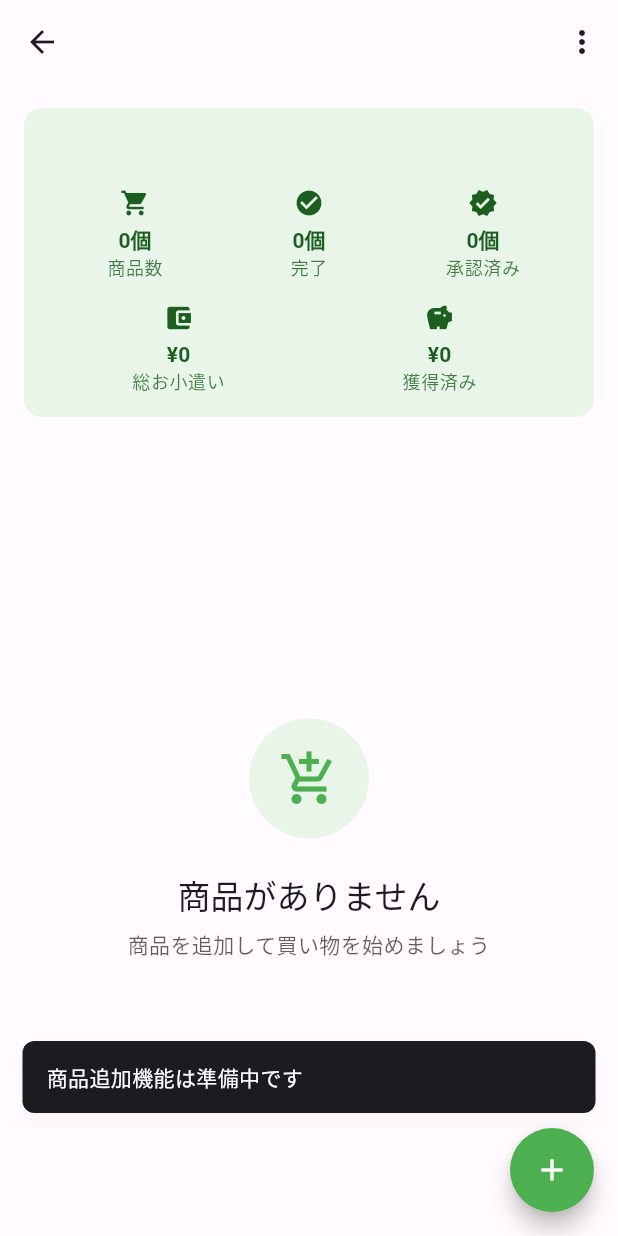
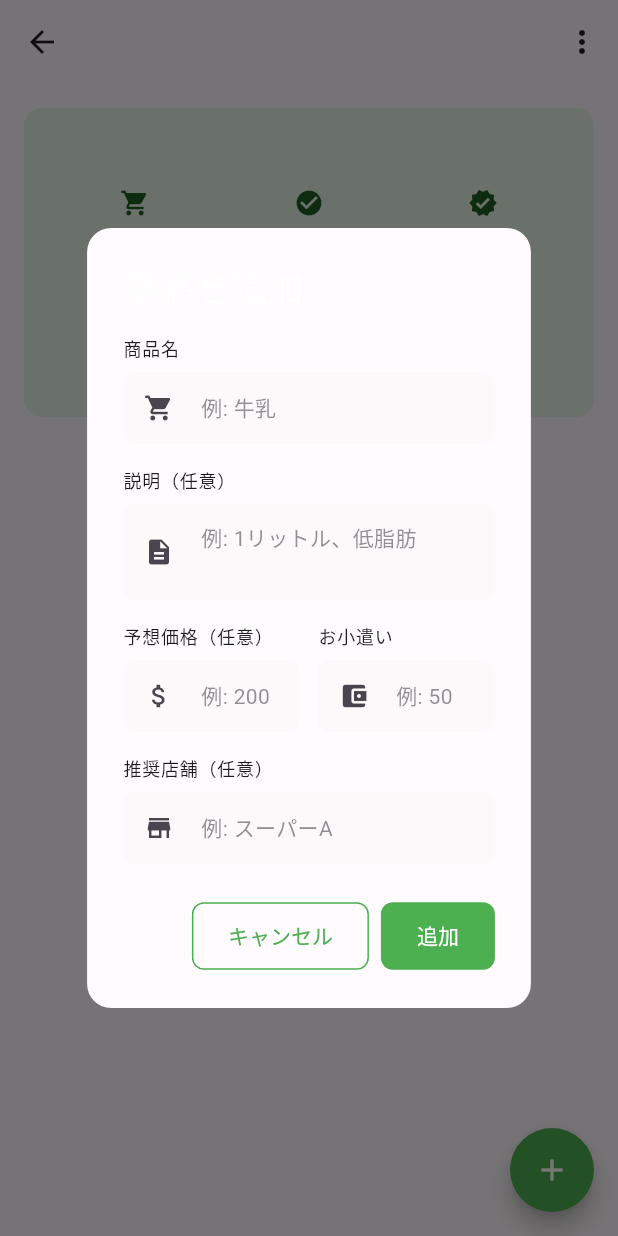
Before and after one commit to Saku052/otsukaipoint, a Flutter app: the ShoppingListDetailPage screen opened directly with empty values, after a tap on the "add" icon, on a phone screen of 412 x 824 dp. Run offline on Flutter 3.47's test engine with Material 3 defaults, Android fonts, the phone set to English and light mode, and no system bars; our stand-ins replace equatable, flutter_dotenv, flutter_riverpod, go_router, qr_flutter, supabase_flutter; missing offline and left inert: qr_code_scanner; accounts and stored records are empty.

Commit message:
Add item dialog implementation in ShoppingListDetailPage

```diff
--- a/lib/presentation/pages/parent/shopping_list_detail_page.dart
+++ b/lib/presentation/pages/parent/shopping_list_detail_page.dart
@@ -9,6 +9,7 @@ import '../../widgets/common/app_button.dart';
 import '../../widgets/common/loading_indicator.dart';
 import '../../widgets/common/empty_state_widget.dart';
 import '../../widgets/shopping/shopping_item_card.dart';
+import '../../widgets/shopping/add_item_dialog.dart';
 
 /// 買い物リスト詳細ページ
 class ShoppingListDetailPage extends ConsumerStatefulWidget {
@@ -359,9 +360,11 @@ class _ShoppingListDetailPageState extends ConsumerState<ShoppingListDetailPage>
 
   /// 商品を追加
   void _addShoppingItem(BuildContext context, ShoppingList shoppingList) {
-    // TODO: 商品追加ダイアログを表示
-    ScaffoldMessenger.of(context).showSnackBar(
-      const SnackBar(content: Text('商品追加機能は準備中です')),
+    showDialog(
+      context: context,
+      builder: (context) => AddItemDialog(
+        shoppingListId: shoppingList.id,
+      ),
     );
   }
 
--- /dev/null
+++ b/lib/presentation/widgets/shopping/add_item_dialog.dart
@@ -0,0 +1,199 @@
+import 'package:flutter/material.dart';
+import 'package:flutter_riverpod/flutter_riverpod.dart';
+import '../common/app_button.dart';
+import '../common/app_text_field.dart';
+import '../../../application/shopping/shopping_list_provider.dart';
+
+/// 商品追加ダイアログ
+class AddItemDialog extends ConsumerStatefulWidget {
+  final String shoppingListId;
+
+  const AddItemDialog({
+    super.key,
+    required this.shoppingListId,
+  });
+
+  @override
+  ConsumerState<AddItemDialog> createState() => _AddItemDialogState();
+}
+
+class _AddItemDialogState extends ConsumerState<AddItemDialog> {
+  final _formKey = GlobalKey<FormState>();
+  final _nameController = TextEditingController();
+  final _descriptionController = TextEditingController();
+  final _priceController = TextEditingController();
+  final _allowanceController = TextEditingController();
+  final _storeController = TextEditingController();
+
+  bool _isAdding = false;
+
+  @override
+  void dispose() {
+    _nameController.dispose();
+    _descriptionController.dispose();
+    _priceController.dispose();
+    _allowanceController.dispose();
+    _storeController.dispose();
+    super.dispose();
+  }
+
+  @override
+  Widget build(BuildContext context) {
+    return AlertDialog(
+      title: const Text('商品を追加'),
+      content: SingleChildScrollView(
+        child: Form(
+          key: _formKey,
+          child: Column(
+            mainAxisSize: MainAxisSize.min,
+            children: [
+              AppTextField(
+                controller: _nameController,
+                label: '商品名',
+                hint: '例: 牛乳',
+                prefixIcon: Icons.shopping_cart,
+                validator: (value) {
+                  if (value == null || value.trim().isEmpty) {
+                    return '商品名を入力してください';
+                  }
+                  return null;
+                },
+              ),
+
+              const SizedBox(height: 16),
+
+              AppTextField(
+                controller: _descriptionController,
+                label: '説明（任意）',
+                hint: '例: 1リットル、低脂肪',
+                prefixIcon: Icons.description,
+                maxLines: 2,
+              ),
+
+              const SizedBox(height: 16),
+
+              Row(
+                children: [
+                  Expanded(
+                    child: AppTextField(
+                      controller: _priceController,
+                      label: '予想価格（任意）',
+                      hint: '例: 200',
+                      keyboardType: TextInputType.number,
+                      prefixIcon: Icons.attach_money,
+                      validator: (value) {
+                        if (value != null && value.isNotEmpty) {
+                          final price = double.tryParse(value);
+                          if (price == null || price < 0) {
+                            return '正しい金額を入力してください';
+                          }
+                        }
+                        return null;
+                      },
+                    ),
+                  ),
+
+                  const SizedBox(width: 12),
+
+                  Expanded(
+                    child: AppTextField(
+                      controller: _allowanceController,
+                      label: 'お小遣い',
+                      hint: '例: 50',
+                      keyboardType: TextInputType.number,
+                      prefixIcon: Icons.account_balance_wallet,
+                      validator: (value) {
+                        if (value != null && value.isNotEmpty) {
+                          final amount = double.tryParse(value);
+                          if (amount == null || amount < 0) {
+                            return '正しい金額を入力してください';
+                          }
+                        }
+                        return null;
+                      },
+                    ),
+                  ),
+                ],
+              ),
+
+              const SizedBox(height: 16),
+
+              AppTextField(
+                controller: _storeController,
+                label: '推奨店舗（任意）',
+                hint: '例: スーパーA',
+                prefixIcon: Icons.store,
+              ),
+            ],
+          ),
+        ),
+      ),
+      actions: [
+        AppButton(
+          text: 'キャンセル',
+          type: AppButtonType.outline,
+          onPressed: () => Navigator.of(context).pop(),
+        ),
+        AppButton(
+          text: '追加',
+          onPressed: _isAdding ? null : _addItem,
+          isLoading: _isAdding,
+        ),
+      ],
+    );
+  }
+
+  /// 商品を追加
+  Future<void> _addItem() async {
+    if (!_formKey.currentState!.validate()) return;
+
+    setState(() => _isAdding = true);
+
+    try {
+      final itemData = {
+        'name': _nameController.text.trim(),
+        'description': _descriptionController.text.trim().isEmpty
+            ? null
+            : _descriptionController.text.trim(),
+        'estimated_price': _priceController.text.trim().isEmpty
+            ? null
+            : double.tryParse(_priceController.text.trim()),
+        'allowance_amount': _allowanceController.text.trim().isEmpty
+            ? 0.0
+            : double.tryParse(_allowanceController.text.trim()) ?? 0.0,
+        'suggested_store': _storeController.text.trim().isEmpty
+            ? null
+            : _storeController.text.trim(),
+      };
+
+      await ref.read(shoppingListProvider.notifier).addShoppingItem(
+        shoppingListId: widget.shoppingListId,
+        name: itemData['name'] as String,
+        description: itemData['description'] as String?,
+        estimatedPrice: itemData['estimated_price'] as double?,
+        allowanceAmount: itemData['allowance_amount'] as double,
+        suggestedStore: itemData['suggested_store'] as String?,
+      );
+
+      if (mounted) {
+        Navigator.of(context).pop();
+        ScaffoldMessenger.of(context).showSnackBar(
+          const SnackBar(content: Text('商品を追加しました')),
+        );
+      }
+    } catch (e) {
+      if (mounted) {
+        ScaffoldMessenger.of(context).showSnackBar(
+          SnackBar(
+            content: Text('商品の追加に失敗しました: $e'),
+            backgroundColor: Colors.red,
+          ),
+        );
+      }
+    } finally {
+      if (mounted) {
+        setState(() => _isAdding = false);
+      }
+    }
+  }
+}
```
